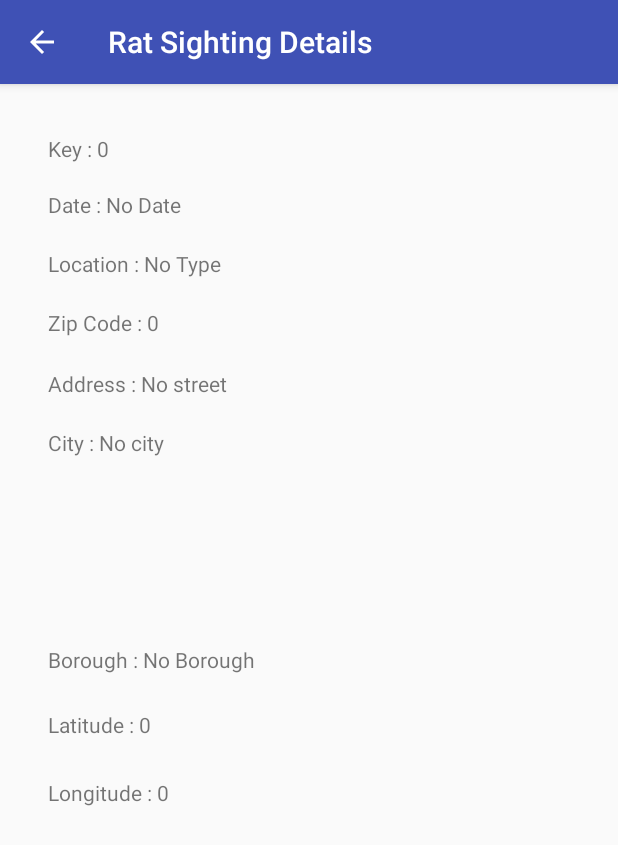
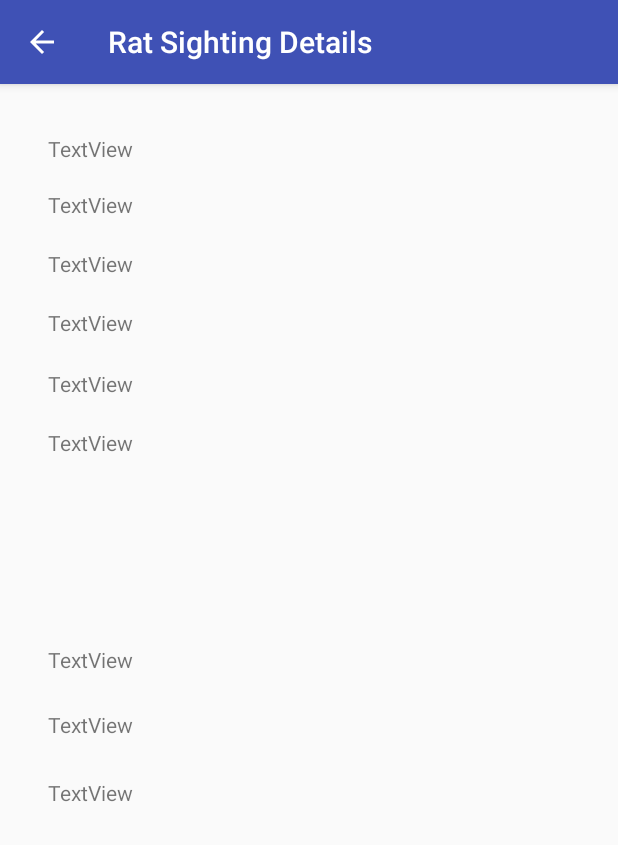
Before and after one commit to bvicinay/rat-app, an Android app: the RatReportActivity screen opened directly, with no data from a screen before it, on a phone screen of 412 x 824 dp. Shown: the top 845 px of the screen. Run offline under Robolectric (Android 15) with nearby library versions, the phone set to English and light mode, and no system bars.

Commit message:
cleaned ratreportactivity

```diff
--- a/app/src/main/java/cs2340/rat_app/controller/RatReportActivity.java
+++ b/app/src/main/java/cs2340/rat_app/controller/RatReportActivity.java
@@ -19,6 +19,9 @@ import cs2340.rat_app.model.Address;
 
 public class RatReportActivity extends AppCompatActivity{
 
+    private RatSighting curr;
+    private Address ad;
+
     @SuppressLint("SetTextI18n")
     @Override
     protected void onCreate(Bundle savedInstanceState) {
@@ -27,29 +30,25 @@ public class RatReportActivity extends AppCompatActivity{
             setContentView(R.layout.rat_report);
             Intent in = getIntent();
             Bundle b = in.getExtras();
-            RatSighting curr = (RatSighting) ((b != null) ? b.get("RatSighting") : null);
-            Address ad = (curr != null) ? curr.getAddress() : null;
+            curr = (RatSighting) ((b != null) ? b.get("RatSighting") : null);
+            ad = (curr != null) ? curr.getAddress() : null;
+            setFields();
+        } catch (Exception e) {
+            Log.d("null pointer exception" , "Caught a null pointer");
+        }
+    }
 
+    public void setFields() {
+        if (curr != null) {
             TextView key = findViewById(R.id.key);
-            key.setText("Key : " + (curr != null ? curr.getKey() : 0));
+            key.setText("Key : " + (curr.getKey()));
 
             TextView date = findViewById(R.id.date);
-            date.setText("Date : " + (curr != null ? curr.getDateStr() : "No Date"));
+            date.setText("Date : " + (curr.getDateStr() != null ? curr.getDateStr() : "No Date"));
 
             TextView locType = findViewById(R.id.loc_type);
-            locType.setText("Location : " + (curr != null ? curr.getLocation_type() : "No Type"));
-
-            TextView zipCode = findViewById(R.id.zip_code);
-            zipCode.setText("Zip Code : " + (ad != null ? ad.getZip() : 0));
-
-            TextView address = findViewById(R.id.address);
-            address.setText("Address : " + (ad != null ? ad.getStreet() : "No street"));
-
-            TextView city = findViewById(R.id.city);
-            city.setText("City : " + (ad != null ? ad.getCity() : "No city"));
-
-            TextView borough = findViewById(R.id.borough);
-            borough.setText("Borough : " + (ad != null ? ad.getBorough() : "No Borough"));
+            locType.setText("Location : " + (curr.getLocation_type() != null ?
+                    curr.getLocation_type() : "No Type"));
 
             DecimalFormat df = new DecimalFormat("#.###");
             TextView latitude = findViewById(R.id.latitude);
@@ -57,8 +56,19 @@ public class RatReportActivity extends AppCompatActivity{
             latitude.setText("Latitude : " + df.format(loc.getLatitude()));
             TextView longitude = findViewById(R.id.longitude);
             longitude.setText("Longitude : " + df.format(loc.getLongitude()));
-        } catch (Exception e) {
-            Log.d("null pointer exception" , "Caught a null pointer");
+        }
+        if (ad != null) {
+            TextView zipCode = findViewById(R.id.zip_code);
+            zipCode.setText("Zip Code : " + (curr.getZip()));
+
+            TextView address = findViewById(R.id.address);
+            address.setText("Address : " + (ad.getStreet() != null ? curr.getStreet() : "No street"));
+
+            TextView city = findViewById(R.id.city);
+            city.setText("City : " + (ad.getCity() != null ? curr.getCity() : "No city"));
+
+            TextView borough = findViewById(R.id.borough);
+            borough.setText("Borough : " + (ad.getBorough() != null ? curr.getBorough() : "No Borough"));
         }
     }
 }
```
Also changed, not shown: app/src/main/java/cs2340/rat_app/model/RatSighting.java (+4 -4 lines).
